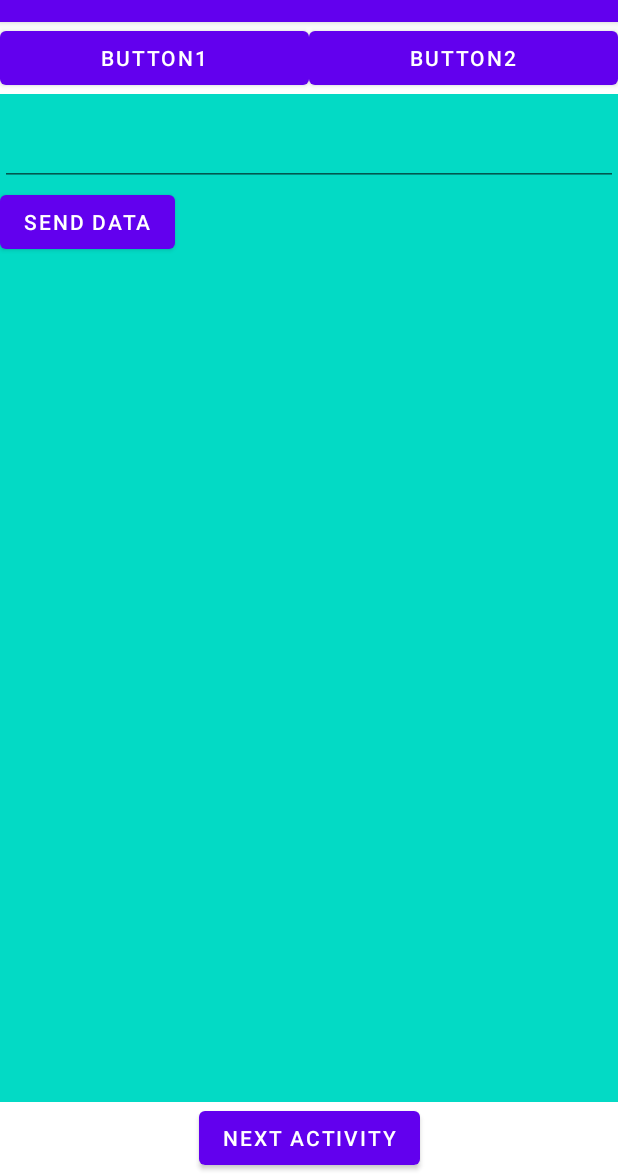
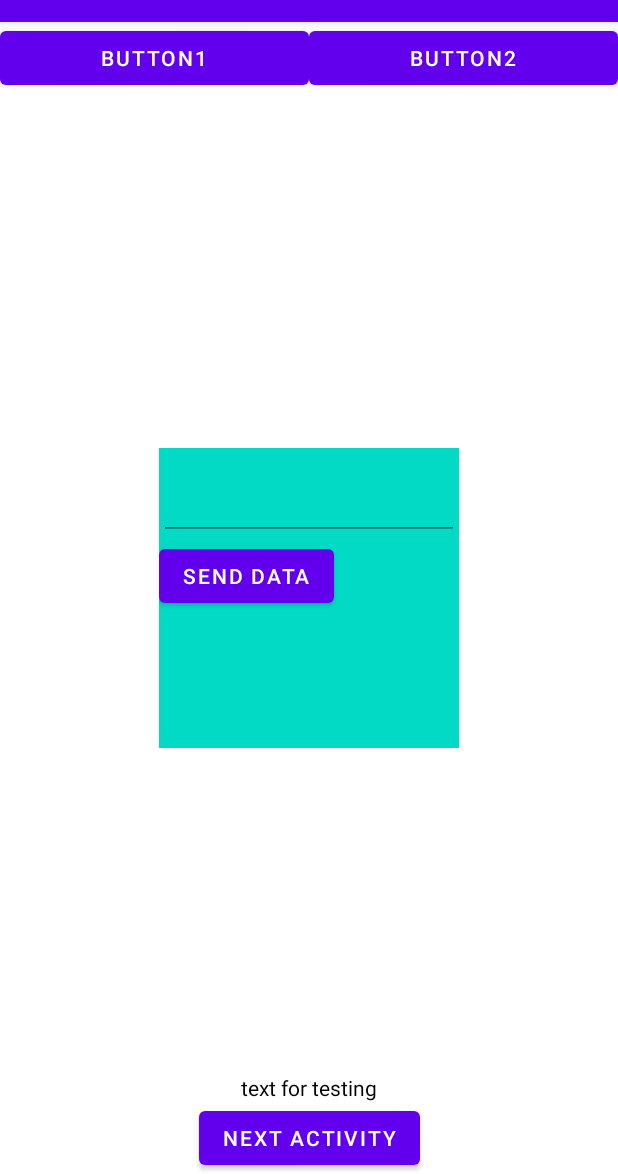
Before and after one commit to gitSanjoo/AndroidTraining, an Android app: the screen it shows after launch (Activity1), after a tap on "BUTTON1", on a phone screen of 412 x 824 dp, the part 62-1236 px from its top. Run offline under Robolectric (Android 15) with nearby library versions, the phone set to English and light mode, and no system bars; our stand-ins replace data binding; 2 statements that could not run were skipped.

```diff
--- a/app/src/main/res/layout/activity_1.xml
+++ b/app/src/main/res/layout/activity_1.xml
@@ -36,12 +36,21 @@
     />
 <FrameLayout
         android:id="@+id/fragment_container"
-        android:layout_width="0dp"
-        android:layout_height="0dp"
+        android:layout_width="200dp"
+        android:layout_height="200dp"
         app:layout_constraintStart_toStartOf="parent"
         app:layout_constraintEnd_toEndOf="parent"
         app:layout_constraintBottom_toTopOf="@+id/btnForActivity_1to2"
         app:layout_constraintTop_toBottomOf="@+id/btnF1"
         />
+<TextView
+    android:layout_width="wrap_content"
+    android:layout_height="wrap_content"
+    android:text="text for testing"
+    android:textColor="@color/black"
+    app:layout_constraintStart_toStartOf="parent"
+    app:layout_constraintEnd_toEndOf="parent"
+    app:layout_constraintBottom_toTopOf="@+id/btnForActivity_1to2"/>
+
 </androidx.constraintlayout.widget.ConstraintLayout>
 </layout>
--- a/app/src/main/res/layout/fragment_one.xml
+++ b/app/src/main/res/layout/fragment_one.xml
@@ -18,7 +18,6 @@
         app:layout_constraintTop_toTopOf="parent"
         />
     <Button
-        android:id="@+id/f1_sendBtn"
         android:layout_width="wrap_content"
         android:layout_height="wrap_content"
         android:text="send data"
```
Also changed, not shown: app/src/main/res/layout/fragment_two.xml (+15 -6 lines).
